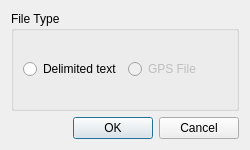
alexbruy/EasyGeoTagger, file easygeotagger/src/plugins/gps_plugin/filetypedialog.ui: the form before one commit.
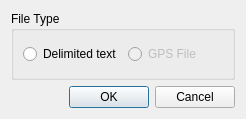
The form after the commit.

What changed in the file:
```diff
--- a/easygeotagger/src/plugins/gps_plugin/filetypedialog.ui
+++ b/easygeotagger/src/plugins/gps_plugin/filetypedialog.ui
@@ -1,35 +1,35 @@
 <?xml version="1.0" encoding="UTF-8"?>
 <ui version="4.0">
  <class>FileTypeDialog</class>
- <widget class="QDialog" name="FileTypeDialog">
-  <property name="geometry">
+ <widget class="QDialog" name="FileTypeDialog" >
+  <property name="geometry" >
    <rect>
     <x>0</x>
     <y>0</y>
-    <width>250</width>
-    <height>150</height>
+    <width>246</width>
+    <height>119</height>
    </rect>
   </property>
   <property name="windowTitle">
    <string>Select a file type</string>
   </property>
-  <layout class="QGridLayout" name="gridLayout_2">
-   <item row="0" column="0" colspan="2">
-    <widget class="QGroupBox" name="groupBox">
-     <property name="title">
+  <layout class="QGridLayout" >
+   <item row="0" column="0" colspan="2" >
+    <widget class="QGroupBox" name="groupBox" >
+     <property name="title" >
       <string>File Type</string>
      </property>
-     <layout class="QGridLayout" name="gridLayout">
-      <item row="0" column="0">
-       <widget class="QRadioButton" name="rbDelimitedText">
-        <property name="text">
+     <layout class="QGridLayout" >
+      <item row="0" column="0" >
+       <widget class="QRadioButton" name="rbDelimitedText" >
+        <property name="text" >
          <string>Delimited text</string>
         </property>
        </widget>
       </item>
-      <item row="0" column="1">
-       <widget class="QRadioButton" name="rbGPSFile">
-        <property name="enabled">
+      <item row="0" column="1" >
+       <widget class="QRadioButton" name="rbGPSFile" >
+        <property name="enabled" >
          <bool>false</bool>
         </property>
         <property name="text">
@@ -40,12 +40,12 @@
      </layout>
     </widget>
    </item>
-   <item row="1" column="0">
-    <spacer name="horizontalSpacer">
-     <property name="orientation">
+   <item row="1" column="0" >
+    <spacer>
+     <property name="orientation" >
       <enum>Qt::Horizontal</enum>
      </property>
-     <property name="sizeHint" stdset="0">
+     <property name="sizeHint" >
       <size>
        <width>57</width>
        <height>20</height>
@@ -53,10 +53,10 @@
      </property>
     </spacer>
    </item>
-   <item row="1" column="1">
-    <widget class="QDialogButtonBox" name="buttonBox">
-     <property name="standardButtons">
-      <set>QDialogButtonBox::Cancel|QDialogButtonBox::Ok</set>
+   <item row="1" column="1" >
+    <widget class="QDialogButtonBox" name="buttonBox" >
+     <property name="standardButtons" >
+      <set>QDialogButtonBox::Cancel|QDialogButtonBox::NoButton|QDialogButtonBox::Ok</set>
      </property>
     </widget>
    </item>
```
Left out of the diff: 7 changed lines with no effect on the pictures.
